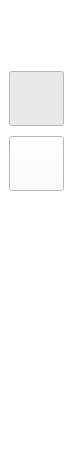
UuKiTing/qt, file uisidebar.ui: the form before one commit.
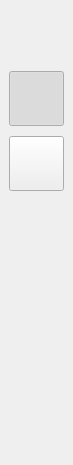
The form after the commit. Icons and pictures are not drawn.

What changed in the file:
```diff
--- a/uisidebar.ui
+++ b/uisidebar.ui
@@ -6,15 +6,15 @@
    <rect>
     <x>0</x>
     <y>0</y>
-    <width>77</width>
-    <height>463</height>
+    <width>73</width>
+    <height>465</height>
    </rect>
   </property>
   <property name="windowTitle">
    <string>Form</string>
   </property>
   <property name="styleSheet">
-   <string notr="true">background-color: white;</string>
+   <string notr="true"/>
   </property>
   <layout class="QVBoxLayout" name="verticalLayout_2">
    <property name="spacing">
```
Left out of the diff: 7 changed lines with no effect on the pictures.
